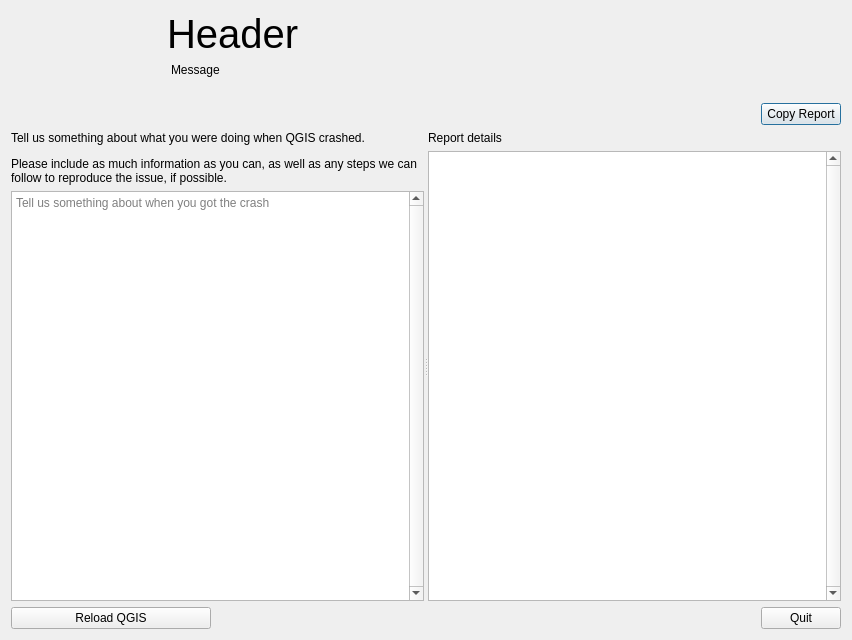
carsmie/QGIS, file src/crashhandler/qgscrashdialog.ui: the form before one commit.
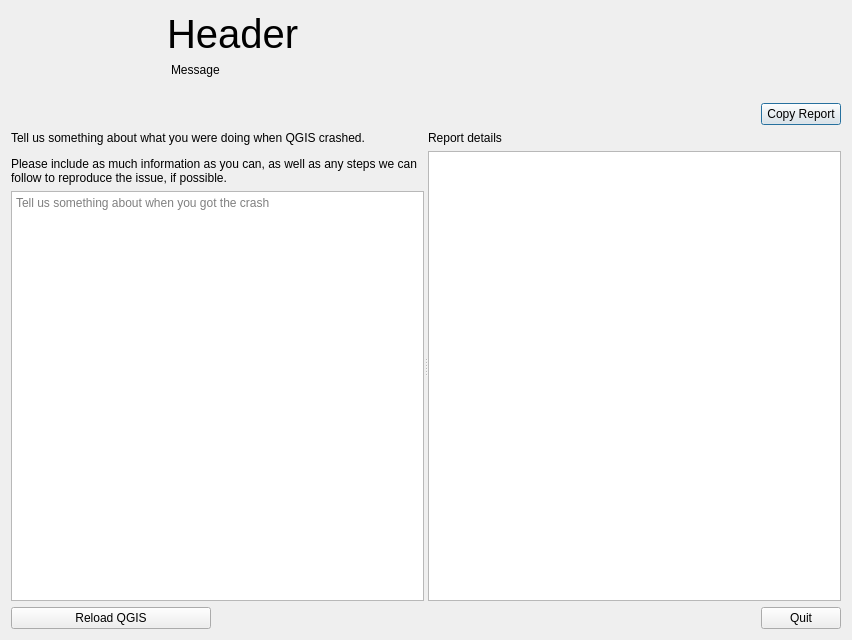
The form after the commit. Icons and pictures are not drawn.

Commit message: Do not always show scrollbar in crash handler dialog

What changed in the file:
```diff
--- a/src/crashhandler/qgscrashdialog.ui
+++ b/src/crashhandler/qgscrashdialog.ui
@@ -88,7 +88,7 @@
              </sizepolicy>
             </property>
             <property name="verticalScrollBarPolicy">
-             <enum>Qt::ScrollBarAlwaysOn</enum>
+             <enum>Qt::ScrollBarAsNeeded</enum>
             </property>
             <property name="horizontalScrollBarPolicy">
              <enum>Qt::ScrollBarAsNeeded</enum>
@@ -127,7 +127,7 @@
              </sizepolicy>
             </property>
             <property name="verticalScrollBarPolicy">
-             <enum>Qt::ScrollBarAlwaysOn</enum>
+             <enum>Qt::ScrollBarAsNeeded</enum>
             </property>
             <property name="readOnly">
              <bool>true</bool>
```
